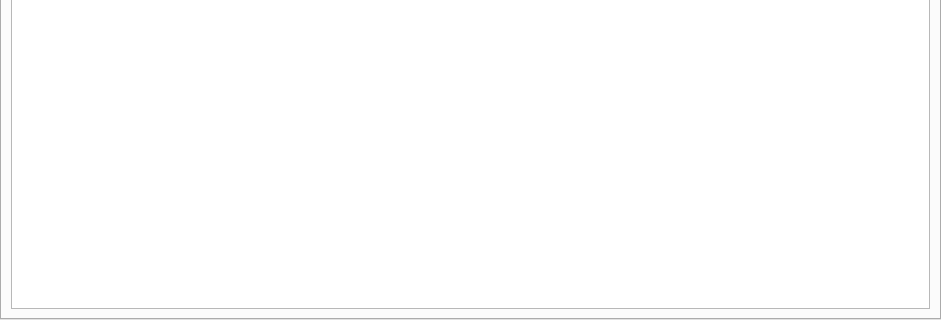
Before: the Qt Designer form Editor_UI/fileTab.ui in CMZSrost/NEOeditor, drawn with Qt 5; both pictures show x 0 to 941 and y 342 to 662 of the 941 by 662 pixel window.
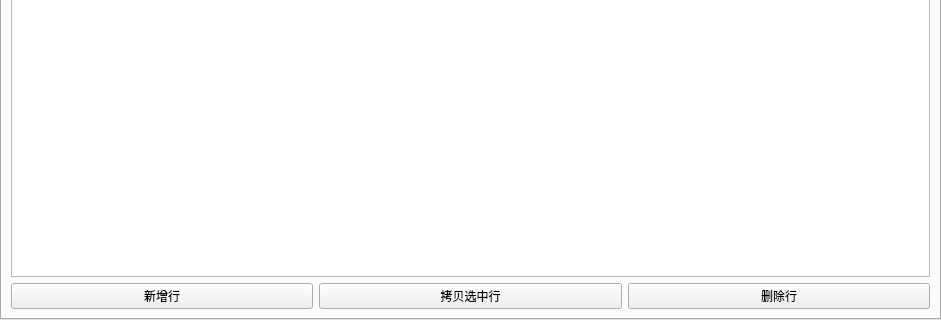
After: the same form once the commit is applied. The open tabs and pages were chosen to show the change. Custom widgets are drawn as their Qt base class.

Commit message: 0.2: 给表格添加了新增，拷贝，删除功能

Diff of the .ui file:
```diff
--- a/Editor_UI/fileTab.ui
+++ b/Editor_UI/fileTab.ui
@@ -181,6 +181,31 @@
       </attribute>
      </widget>
     </item>
+    <item>
+     <layout class="QHBoxLayout" name="horizontalLayout_2">
+      <item>
+       <widget class="QPushButton" name="pushButton_add">
+        <property name="text">
+         <string>新增行</string>
+        </property>
+       </widget>
+      </item>
+      <item>
+       <widget class="QPushButton" name="pushButton_copy">
+        <property name="text">
+         <string>拷贝选中行</string>
+        </property>
+       </widget>
+      </item>
+      <item>
+       <widget class="QPushButton" name="pushButton_delete">
+        <property name="text">
+         <string>删除行</string>
+        </property>
+       </widget>
+      </item>
+     </layout>
+    </item>
    </layout>
   </widget>
   <widget class="QWidget" name="tab">
@@ -321,6 +346,20 @@
    <class>dataTable</class>
    <extends>QTableWidget</extends>
    <header>dataTable</header>
+   <slots>
+    <slot>add_line()</slot>
+    <slot>copy_line()</slot>
+    <slot>delete_line()</slot>
+    <slot>find_text(QString)</slot>
+   </slots>
+  </customwidget>
+  <customwidget>
+   <class>dataTree</class>
+   <extends>QTreeWidget</extends>
+   <header>dataTree</header>
+   <slots>
+    <slot>filter_file(QString)</slot>
+   </slots>
   </customwidget>
  </customwidgets>
  <resources/>
```
Left out of the diff: 87 changed lines with no effect on the pictures. The commit also changes 5 other files.
